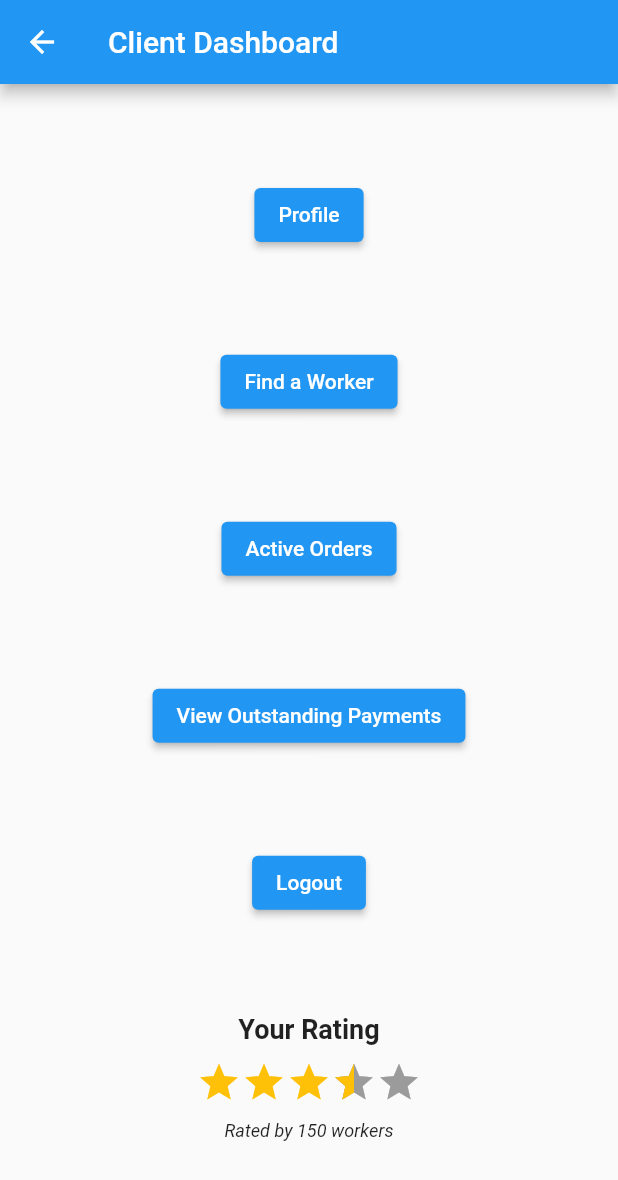
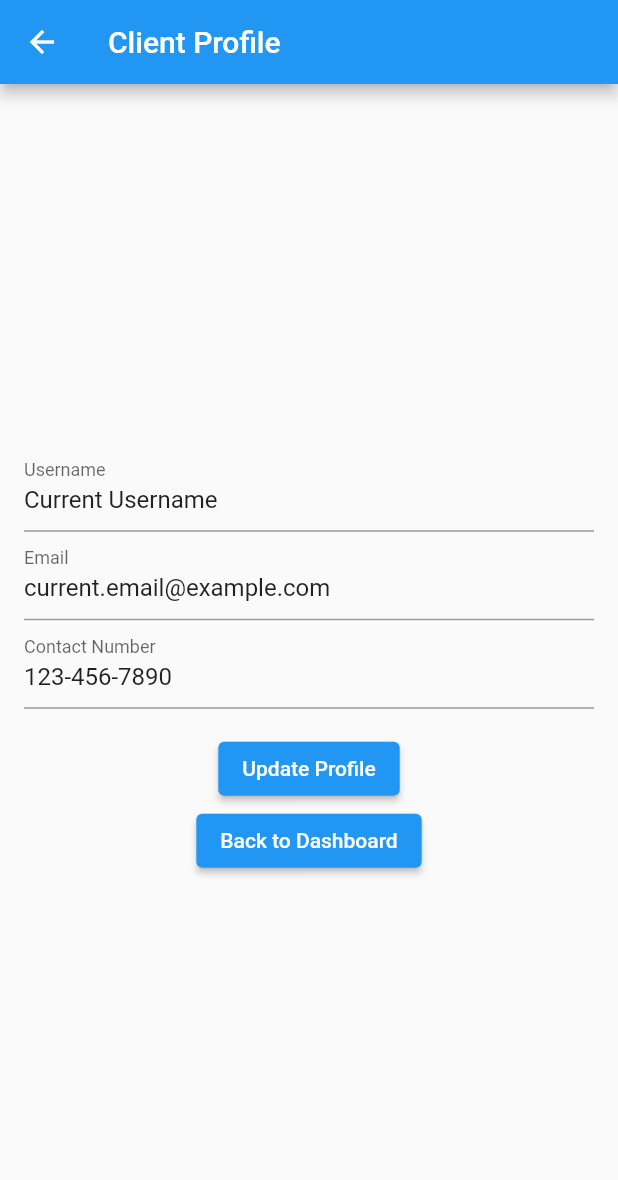
Before and after one commit to BrownYoga/Work-For-Me, a Flutter app: the ClientDashboard screen opened by its route, after a tap on "Profile", on a phone screen of 412 x 824 dp. Shown: the top 1180 px of the screen. Run offline on Flutter 3.47's test engine with Material 2 defaults, Android fonts, the phone set to English and light mode, and no system bars; drawn by our look-alikes of flutter_rating_bar; our stand-ins replace flutter_spinkit, image_picker, logger.

Commit message:
Form for client profile

```diff
--- a/work_for_me/lib/client/client_dashboard.dart
+++ b/work_for_me/lib/client/client_dashboard.dart
@@ -20,10 +20,11 @@ class ClientDashboard extends StatelessWidget {
             // Reordered Buttons Here
             ElevatedButton(
               onPressed: () {
-                // Implement profile functionality
+                Navigator.pushNamed(context, '/client_profile');
               },
               child: const Text('Profile'),
             ),
+
             ElevatedButton(
               onPressed: () {
                 // Implement find a worker functionality
--- /dev/null
+++ b/work_for_me/lib/client/client_profile.dart
@@ -0,0 +1,47 @@
+import 'package:flutter/material.dart';
+
+class ClientProfile extends StatelessWidget {
+  const ClientProfile({Key? key}) : super(key: key);
+
+  @override
+  Widget build(BuildContext context) {
+    return Scaffold(
+      appBar: AppBar(
+        title: const Text('Client Profile'),
+      ),
+      body: Padding(
+        padding: const EdgeInsets.all(16.0),
+        child: Column(
+          mainAxisAlignment: MainAxisAlignment.center,
+          children: [
+            TextFormField(
+              initialValue: 'Current Username',  // Replace with actual value
+              decoration: const InputDecoration(labelText: 'Username'),
+            ),
+            TextFormField(
+              initialValue: 'current.email@example.com',  // Replace with actual value
+              decoration: const InputDecoration(labelText: 'Email'),
+            ),
+            TextFormField(
+              initialValue: '123-456-7890',  // Replace with actual value
+              decoration: const InputDecoration(labelText: 'Contact Number'),
+            ),
+            const SizedBox(height: 16),
+            ElevatedButton(
+              onPressed: () {
+                // Update Profile logic here
+              },
+              child: const Text('Update Profile'),
+            ),
+            ElevatedButton(
+              onPressed: () {
+                Navigator.pop(context);  // Navigate back to dashboard
+              },
+              child: const Text('Back to Dashboard'),
+            ),
+          ],
+        ),
+      ),
+    );
+  }
+}
--- a/work_for_me/lib/main.dart
+++ b/work_for_me/lib/main.dart
@@ -8,6 +8,7 @@ import 'package:work_for_me/worker/worker_login.dart';
 import 'package:work_for_me/worker/worker_registration.dart';
 import 'client/client_registration.dart';
 import 'package:work_for_me/client/client_dashboard.dart';
+import 'package:work_for_me/client/client_profile.dart';
 import 'package:work_for_me/worker/worker_dashboard.dart';
 
 void main() {
@@ -24,17 +25,16 @@ class MyApp extends StatelessWidget {
       routes: {
         '/': (context) => const SplashScreen(), // Added const here
         '/home': (context) => const HomeScreen(), // Added const here
-        '/worker_reg_log': (context) =>
-            const WorkerRegLog(), // Worker Registration and Login
-        '/client_reg_log': (context) =>
-            const ClientRegLog(), // Client Registration and Login
-        '/client_login': (context) =>
-            const ClientLogin(), // New route for ClientLogin
+        '/worker_reg_log': (context) => const WorkerRegLog(), // Worker Registration and Login
+        '/client_reg_log': (context) => const ClientRegLog(), // Client Registration and Login
+        '/client_login': (context) => const ClientLogin(), // New route for ClientLogin
         '/worker_login': (context) => const WorkerLogin(),
         '/client_registration': (context) => const ClientRegistration(),
         '/worker_registration': (context) => const WorkerRegistration(),
         '/client_dashboard': (context) => const ClientDashboard(),
         '/worker_dashboard': (context) => const WorkerDashboard(),
+        '/client_profile': (context) => const ClientProfile(),
+
       },
     );
   }
```
